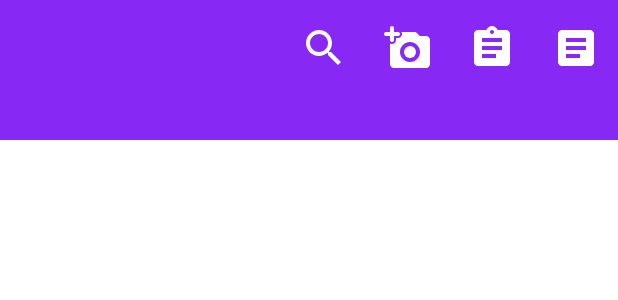
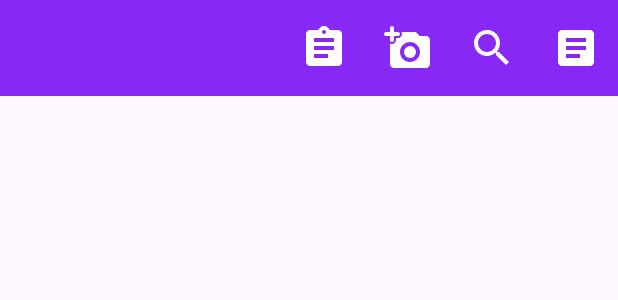
Before and after one commit to DdZz2005/Craft_Code_Project, an Android app: the layout activity_main.xml on its own in the app's theme, with its tools: preview values and no code run, on a phone screen of 412 x 824 dp. Shown: the top 300 px of the screen. Run offline under Robolectric (Android 15) with nearby library versions, the phone set to English and light mode, and no system bars.

Commit message:
Улучшен сканнер + добавлено окно с информацией о данных учетной записи

```diff
--- a/app/build.gradle.kts
+++ b/app/build.gradle.kts
@@ -36,6 +36,7 @@ android {
     android {
         buildFeatures {
             viewBinding = true
+
             dataBinding = true
 
         }
--- a/app/src/main/res/layout/activity_main.xml
+++ b/app/src/main/res/layout/activity_main.xml
@@ -4,44 +4,23 @@
     xmlns:tools="http://schemas.android.com/tools"
     android:layout_width="match_parent"
     android:layout_height="match_parent"
-    android:screenOrientation="portrait"
-    android:background="#FFFFFF"
     tools:context=".MainActivity">
 
-    <!-- AppBar layout for using Toolbar as AppBar -->
     <com.google.android.material.appbar.AppBarLayout
-        android:id="@+id/appBarLayout"
-        android:layout_width="0dp"
+        android:layout_width="match_parent"
         android:layout_height="wrap_content"
-        app:layout_constraintEnd_toEndOf="parent"
-        app:layout_constraintStart_toStartOf="parent"
-        app:layout_constraintTop_toTopOf="parent">
+        tools:ignore="MissingConstraints">
 
         <androidx.appcompat.widget.Toolbar
             android:id="@+id/toolbar"
             android:layout_width="match_parent"
-            android:layout_height="93dp"
+            android:layout_height="wrap_content"
             android:background="#8728F4"
-            android:minHeight="?attr/actionBarSize"
+            app:contentInsetStart="0dp"
             app:contentInsetEnd="0dp"
-            app:contentInsetStart="0dp"
-            app:menu="@menu/main_menu"
-            app:popupTheme="@style/ThemeOverlay.AppCompat.Light" />
-
+            app:popupTheme="@style/ThemeOverlay.AppCompat.Light"
+            app:menu="@menu/main_menu" />
     </com.google.android.material.appbar.AppBarLayout>
 
-    <!-- TextView of the Activity -->
-    <TextView
-        android:id="@+id/textView"
-        android:layout_width="wrap_content"
-        android:layout_height="wrap_content"
-        android:textSize="24sp"
-        android:textStyle="bold"
-        app:layout_constraintBottom_toBottomOf="parent"
-        app:layout_constraintHorizontal_bias="0.498"
-        app:layout_constraintLeft_toLeftOf="parent"
-        app:layout_constraintRight_toRightOf="parent"
-        app:layout_constraintTop_toTopOf="parent"
-        app:layout_constraintVertical_bias="0.499" />
-
+    <!-- Остальная часть вашей активности -->
 </androidx.constraintlayout.widget.ConstraintLayout>
--- a/app/src/main/res/menu/main_menu.xml
+++ b/app/src/main/res/menu/main_menu.xml
@@ -1,35 +1,49 @@
 <?xml version="1.0" encoding="utf-8"?>
-<menu xmlns:tools="http://schemas.android.com/tools"
-    xmlns:android="http://schemas.android.com/apk/res/android"
-    xmlns:app="http://schemas.android.com/apk/res-auto">
+<menu xmlns:android="http://schemas.android.com/apk/res/android"
+    xmlns:app="http://schemas.android.com/apk/res-auto"
+    xmlns:tools="http://schemas.android.com/tools">
+
+    <!-- Кнопка гамбургер для бокового меню -->
     <item
-        android:id="@+id/search"
-        android:title="Search"
+        android:id="@+id/action_menu"
+        android:title="Menu"
+        android:icon="@drawable/baseline_article_24"
+        app:showAsAction="always"
+        android:contentDescription="menu_desc"
+        android:orderInCategory="100">
+        <menu>
+            <item
+                android:id="@+id/account_details"
+                android:title="Данные учётной записи"
+                android:contentDescription="account_details_desc"/>
+            <item
+                android:id="@+id/company_details"
+                android:title="Данные компании"
+                android:contentDescription="company_details_desc"/>
+        </menu>
+    </item>
+
+    <!-- Иконка документа -->
+    <item
+        android:id="@+id/action_document"
+        android:icon="@drawable/baseline_assignment_24"
+        app:showAsAction="always"
+        android:contentDescription="document_desc"
+        android:title="TODO" />
+
+    <!-- Иконка камеры -->
+    <item
+        android:id="@+id/action_camera"
+        android:icon="@drawable/round_add_a_photo_24"
+        app:showAsAction="always"
+        android:contentDescription="camera_desc"
+        android:title="Сканирование" />
+
+    <!-- Иконка поиска -->
+    <item
+        android:id="@+id/action_search"
         android:icon="@drawable/baseline_search_24"
         app:showAsAction="always"
-        android:contentDescription="SEARCH"
-
-        tools:ignore="HardcodedText" />
-    <item
-        android:id="@+id/scan"
-        android:title="Scan"
-        android:icon="@drawable/round_add_a_photo_24"
-        app:showAsAction="always"
-        android:contentDescription="SCAN"
-        tools:ignore="HardcodedText" />
-    <item
-        android:id="@+id/assignment"
-        android:title="Assignment"
-        android:icon="@drawable/baseline_assignment_24"
-        app:showAsAction="always"
-        android:contentDescription="ASSIGNMENT"
-        tools:ignore="HardcodedText" />
-    <item
-        android:id="@+id/More"
-        android:title="More"
-        android:icon="@drawable/baseline_article_24"
-        app:showAsAction="always"
-        android:contentDescription="MORE"
-        tools:ignore="HardcodedText" />
-
+        android:contentDescription="search_desc"
+        android:title="TODO" />
 </menu>
```
Also changed, not shown: app/src/main/AndroidManifest.xml (+10 -2 lines), app/src/main/java/com/example/craft_code_mobile_project/AccountDetailsActivity.kt (added, +30 -0 lines), app/src/main/java/com/example/craft_code_mobile_project/Camera_functions.kt (added, +23 -0 lines), app/src/main/java/com/example/craft_code_mobile_project/MainActivity.kt (+28 -30 lines), app/src/main/java/com/example/craft_code_mobile_project/ScanActivity.kt (+18 -10 lines), app/src/main/res/drawable/rounded_text_purple.xml (added, +11 -0 lines), app/src/main/res/layout/activity_account_details.xml (added, +209 -0 lines).
